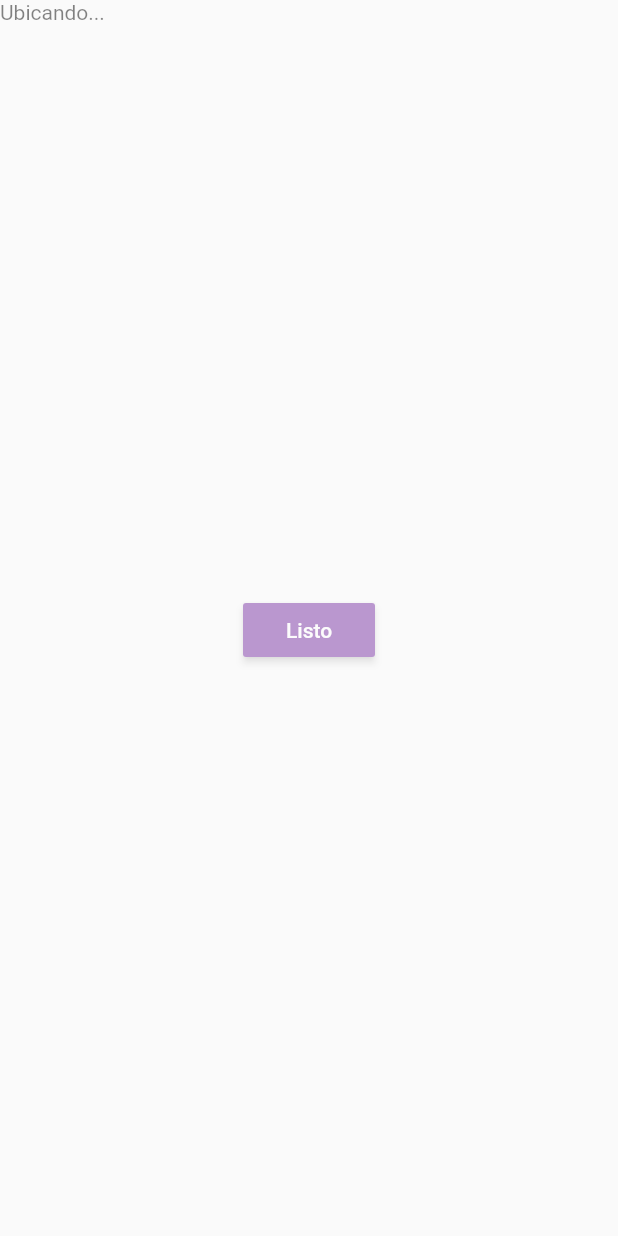
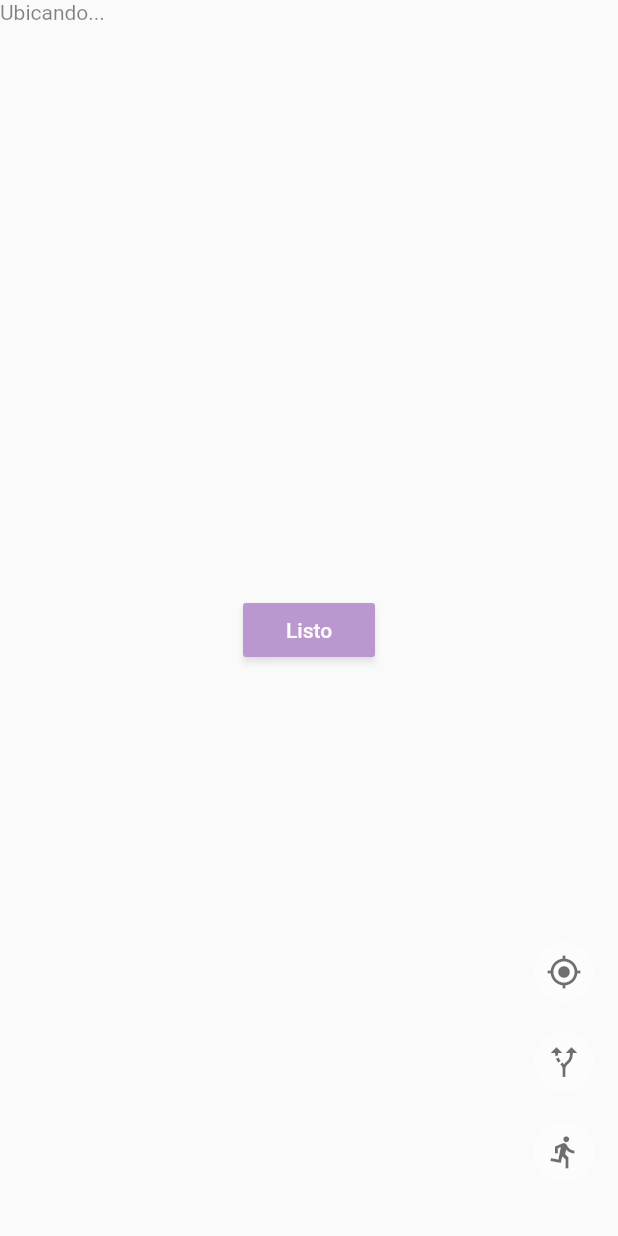
Before and after one commit to IamWilmar/mapas_app, a Flutter app: the screen it shows after launch, on a phone screen of 412 x 824 dp. Run offline on Flutter 3.47's test engine with Material 2 defaults, Android fonts, the phone set to English and light mode, and no system bars; our stand-ins replace bloc, flutter_bloc, geolocator, google_maps_flutter, permission_handler.

Commit message:
Aplicacion desde nuevo pc

```diff
--- a/lib/bloc/mapa/mapa_bloc.dart
+++ b/lib/bloc/mapa/mapa_bloc.dart
@@ -1,7 +1,10 @@
 import 'dart:async';
+import 'dart:convert';
 
 import 'package:bloc/bloc.dart';
+import 'package:flutter/material.dart' show Colors;
 import 'package:google_maps_flutter/google_maps_flutter.dart';
+import 'package:mapas_app/themes/uber_map_theme.dart';
 import 'package:meta/meta.dart';
 
 part 'mapa_event.dart';
@@ -9,23 +12,71 @@ part 'mapa_state.dart';
 
 class MapaBloc extends Bloc<MapaEvent, MapaState> {
   MapaBloc() : super(new MapaState());
-
+  //Controlador mapa
   GoogleMapController _mapController;
-
-  void initMap(GoogleMapController controller){
-    if(!state.mapaListo){
+  //Polylines
+  Polyline _miRuta = new Polyline(
+    polylineId: PolylineId('mi_ruta'),
+    width: 3,
+    color: Colors.transparent,
+  );
+  void initMap(GoogleMapController controller) {
+    if (!state.mapaListo) {
       this._mapController = controller;
+      this._mapController.setMapStyle(jsonEncode(uberMapTheme));
       add(OnMapaListo());
     }
   }
 
+  void moverCamara(LatLng destino) {
+    final cameraUpdate = CameraUpdate.newLatLng(destino);
+    this._mapController?.animateCamera(cameraUpdate);
+  }
+
   @override
-  Stream<MapaState> mapEventToState(
-    MapaEvent event,
-  ) async* {
-    if(event is OnMapaListo){
-      print('mapa Listo');
+  Stream<MapaState> mapEventToState(MapaEvent event) async* {
+    if (event is OnMapaListo) {
       yield state.copyWith(mapaListo: true);
+    } else if (event is OnLocationUpdate) {
+      yield* this._onLocationUpdate(event);
+    } else if (event is OnShowRoute) {
+      yield* _onShowRoute(event);
+    } else if (event is OnSeguirUbicacion) {
+      yield* this._onSeguirUbicacion(event);
+    } else if (event is OnMovioMapa) {
+      yield state.copyWith(ubicacionCentral: event.ubicacionCentral);
     }
   }
+
+  Stream<MapaState> _onLocationUpdate(OnLocationUpdate event) async* {
+    if (state.seguirUbicacion) {
+      moverCamara(event.ubicacion);
+    }
+    List<LatLng> points = [...this._miRuta.points, event.ubicacion];
+    this._miRuta = this._miRuta.copyWith(pointsParam: points);
+    final currentPolylines = state.polylines;
+    currentPolylines['mi_ruta'] = this._miRuta;
+    yield state.copyWith(polylines: currentPolylines);
+  }
+
+  Stream<MapaState> _onShowRoute(OnShowRoute event) async* {
+    if (!state.dibujarRecorrido) {
+      this._miRuta = this._miRuta.copyWith(colorParam: Colors.black);
+    } else {
+      this._miRuta = this._miRuta.copyWith(colorParam: Colors.transparent);
+    }
+    final currentPolylines = state.polylines;
+    currentPolylines['mi_ruta'] = this._miRuta;
+    yield state.copyWith(
+      polylines: currentPolylines,
+      dibujarRecorrido: !state.dibujarRecorrido,
+    );
+  }
+
+  Stream<MapaState> _onSeguirUbicacion(OnSeguirUbicacion event) async* {
+    if (!state.seguirUbicacion) {
+      this.moverCamara(this._miRuta.points[this._miRuta.points.length - 1]);
+    }
+    yield state.copyWith(seguirUbicacion: !state.seguirUbicacion);
+  }
 }
--- a/lib/bloc/mapa/mapa_event.dart
+++ b/lib/bloc/mapa/mapa_event.dart
@@ -3,6 +3,20 @@ part of 'mapa_bloc.dart';
 @immutable
 abstract class MapaEvent {}
 
-class OnMapaListo extends MapaEvent{
+class OnMapaListo extends MapaEvent {}
 
+//Evento para actualizar posicion
+class OnLocationUpdate extends MapaEvent {
+  final LatLng ubicacion;
+  OnLocationUpdate(this.ubicacion);
 }
+
+//Evento para mostrar la ruta
+class OnShowRoute extends MapaEvent {}
+
+class OnSeguirUbicacion extends MapaEvent {}
+
+class OnMovioMapa extends MapaEvent {
+  final LatLng ubicacionCentral;
+  OnMovioMapa(this.ubicacionCentral);
+}
--- a/lib/bloc/mapa/mapa_state.dart
+++ b/lib/bloc/mapa/mapa_state.dart
@@ -3,14 +3,31 @@ part of 'mapa_bloc.dart';
 @immutable
 class MapaState {
   final bool mapaListo;
+  final bool dibujarRecorrido;
+  final bool seguirUbicacion;
+  final LatLng ubicacionCentral;
+  //Polylines
+  final Map<String, Polyline> polylines;
+
   MapaState({
     this.mapaListo = false,
-  });
+    this.dibujarRecorrido = false,
+    this.seguirUbicacion = false,
+    this.ubicacionCentral,
+    Map<String, Polyline> polylines,
+  }) : this.polylines = polylines ?? new Map();
 
-  MapaState copyWith({
-    bool mapaListo
-  }) => MapaState(
-    mapaListo: mapaListo ?? this.mapaListo
-  );
-
+  MapaState copyWith(
+          {bool mapaListo,
+          bool dibujarRecorrido,
+          bool seguirUbicacion,
+          LatLng ubicacionCentral,
+          Map<String, Polyline> polylines}) =>
+      MapaState(
+        mapaListo: mapaListo ?? this.mapaListo,
+        polylines: polylines ?? this.polylines,
+        seguirUbicacion: seguirUbicacion ?? this.seguirUbicacion,
+        ubicacionCentral: ubicacionCentral ?? this.ubicacionCentral,
+        dibujarRecorrido: dibujarRecorrido ?? this.dibujarRecorrido,
+      );
 }
--- a/lib/bloc/mi_ubicacion/mi_ubicacion_bloc.dart
+++ b/lib/bloc/mi_ubicacion/mi_ubicacion_bloc.dart
@@ -15,14 +15,16 @@ class MiUbicacionBloc extends Bloc<MiUbicacionEvent, MiUbicacionState> {
   StreamSubscription<Position> _positionSubscription;
 
   void iniciarSeguimiento() {
-    this._positionSubscription = geoLocator.Geolocator.getPositionStream(desiredAccuracy: geoLocator.LocationAccuracy.high,distanceFilter: 10)
+    this._positionSubscription = geoLocator.Geolocator.getPositionStream(
+            desiredAccuracy: geoLocator.LocationAccuracy.high,
+            distanceFilter: 10)
         .listen((Position position) {
-          final newLocation = new LatLng(position.latitude, position.longitude);
+      final newLocation = new LatLng(position.latitude, position.longitude);
       add(OnUbicacionCambio(newLocation));
     });
   }
 
-  void cancelarSegumiento(){
+  void cancelarSegumiento() {
     this._positionSubscription?.cancel();
   }
 
@@ -30,11 +32,10 @@ class MiUbicacionBloc extends Bloc<MiUbicacionEvent, MiUbicacionState> {
   Stream<MiUbicacionState> mapEventToState(
     MiUbicacionEvent event,
   ) async* {
-    if(event is OnUbicacionCambio){
-      print(event);
+    if (event is OnUbicacionCambio) {
       yield state.copyWith(
         existeUbicacion: true,
-        ubicacion: event.ubicacion
+        ubicacion: event.ubicacion,
       );
     }
   }
--- a/lib/pages/map_page.dart
+++ b/lib/pages/map_page.dart
@@ -3,6 +3,7 @@ import 'package:flutter_bloc/flutter_bloc.dart';
 import 'package:google_maps_flutter/google_maps_flutter.dart';
 import 'package:mapas_app/bloc/mapa/mapa_bloc.dart';
 import 'package:mapas_app/bloc/mi_ubicacion/mi_ubicacion_bloc.dart';
+import 'package:mapas_app/widgets/widgets.dart';
 
 class MapPage extends StatefulWidget {
   @override
@@ -30,12 +31,21 @@ class _MapPageState extends State<MapPage> {
     return Scaffold(
       body: BlocBuilder<MiUbicacionBloc, MiUbicacionState>(
           builder: (_, state) => crearMapa(state)),
+      floatingActionButton: Column(
+        mainAxisAlignment: MainAxisAlignment.end,
+        children: <Widget>[
+          BtnUbicacion(),
+          BtnRuta(),
+          BtnSeguirUbicacion(),
+        ],
+      ),
     );
   }
 
   Widget crearMapa(MiUbicacionState state) {
     if (!state.existeUbicacion) return Text('Ubicando...');
     final mapaBloc = BlocProvider.of<MapaBloc>(context);
+    mapaBloc.add(OnLocationUpdate(state.ubicacion));
     final cameraPosition = CameraPosition(
       target: state.ubicacion,
       zoom: 15,
@@ -46,7 +56,12 @@ class _MapPageState extends State<MapPage> {
       initialCameraPosition: cameraPosition,
       myLocationEnabled: true,
       myLocationButtonEnabled: false,
-      onMapCreated: mapaBloc.initMap
+      zoomControlsEnabled: false,
+      onMapCreated: mapaBloc.initMap,
+      polylines: mapaBloc.state.polylines.values.toSet(),
+      onCameraMove: (cameraPosition) {
+        mapaBloc.add(OnMovioMapa(cameraPosition.target));
+      },
     );
   }
 }
--- /dev/null
+++ b/lib/themes/uber_map_theme.dart
@@ -0,0 +1,254 @@
+const uberMapTheme = [
+    {
+        "featureType": "all",
+        "elementType": "labels.text.fill",
+        "stylers": [
+            {
+                "color": "#7c93a3"
+            },
+            {
+                "lightness": "-10"
+            }
+        ]
+    },
+    {
+        "featureType": "administrative.country",
+        "elementType": "geometry",
+        "stylers": [
+            {
+                "visibility": "on"
+            }
+        ]
+    },
+    {
+        "featureType": "administrative.country",
+        "elementType": "geometry.stroke",
+        "stylers": [
+            {
+                "color": "#a0a4a5"
+            }
+        ]
+    },
+    {
+        "featureType": "administrative.province",
+        "elementType": "geometry.stroke",
+        "stylers": [
+            {
+                "color": "#62838e"
+            }
+        ]
+    },
+    {
+        "featureType": "landscape",
+        "elementType": "geometry.fill",
+        "stylers": [
+            {
+                "color": "#dde3e3"
+            }
+        ]
+    },
+    {
+        "featureType": "landscape.man_made",
+        "elementType": "geometry.stroke",
+        "stylers": [
+            {
+                "color": "#3f4a51"
+            },
+            {
+                "weight": "0.30"
+            }
+        ]
+    },
+    {
+        "featureType": "poi",
+        "elementType": "all",
+        "stylers": [
+            {
+                "visibility": "simplified"
+            }
+        ]
+    },
+    {
+        "featureType": "poi.attraction",
+        "elementType": "all",
+        "stylers": [
+            {
+                "visibility": "on"
+            }
+        ]
+    },
+    {
+        "featureType": "poi.business",
+        "elementType": "all",
+        "stylers": [
+            {
+                "visibility": "off"
+            }
+        ]
+    },
+    {
+        "featureType": "poi.government",
+        "elementType": "all",
+        "stylers": [
+            {
+                "visibility": "off"
+            }
+        ]
+    },
+    {
+        "featureType": "poi.park",
+        "elementType": "all",
+        "stylers": [
+            {
+                "visibility": "on"
+            }
+        ]
+    },
+    {
+        "featureType": "poi.place_of_worship",
+        "elementType": "all",
+        "stylers": [
+            {
+                "visibility": "off"
+            }
+        ]
+    },
+    {
+        "featureType": "poi.school",
+        "elementType": "all",
+        "stylers": [
+            {
+                "visibility": "off"
+            }
+        ]
+    },
+    {
+        "featureType": "poi.sports_complex",
+        "elementType": "all",
+        "stylers": [
+            {
+                "visibility": "off"
+            }
+        ]
+    },
+    {
+        "featureType": "road",
+        "elementType": "all",
+        "stylers": [
+            {
+                "saturation": "-100"
+            },
+            {
+                "visibility": "on"
+            }
+        ]
+    },
+    {
+        "featureType": "road",
+        "elementType": "geometry.stroke",
+        "stylers": [
+            {
+                "visibility": "on"
+            }
+        ]
+    },
+    {
+        "featureType": "road.highway",
+        "elementType": "geometry.fill",
+        "stylers": [
+            {
+                "color": "#bbcacf"
+            }
+        ]
+    },
+    {
+        "featureType": "road.highway",
+        "elementType": "geometry.stroke",
+        "stylers": [
+            {
+                "lightness": "0"
+            },
+            {
+                "color": "#bbcacf"
+            },
+            {
+                "weight": "0.50"
+            }
+        ]
+    },
+    {
+        "featureType": "road.highway",
+        "elementType": "labels",
+        "stylers": [
+            {
+                "visibility": "on"
+            }
+        ]
+    },
+    {
+        "featureType": "road.highway",
+        "elementType": "labels.text",
+        "stylers": [
+            {
+                "visibility": "on"
+            }
+        ]
+    },
+    {
+        "featureType": "road.highway.controlled_access",
+        "elementType": "geometry.fill",
+        "stylers": [
+            {
+                "color": "#ffffff"
+            }
+        ]
+    },
+    {
+        "featureType": "road.highway.controlled_access",
+        "elementType": "geometry.stroke",
+        "stylers": [
+            {
+                "color": "#a9b4b8"
+            }
+        ]
+    },
+    {
+        "featureType": "road.arterial",
+        "elementType": "labels.icon",
+        "stylers": [
+            {
+                "invert_lightness": true
+            },
+            {
+                "saturation": "-7"
+            },
+            {
+                "lightness": "3"
+            },
+            {
+                "gamma": "1.80"
+            },
+            {
+                "weight": "0.01"
+            }
+        ]
+    },
+    {
+        "featureType": "transit",
+        "elementType": "all",
+        "stylers": [
+            {
+                "visibility": "off"
+            }
+        ]
+    },
+    {
+        "featureType": "water",
+        "elementType": "geometry.fill",
+        "stylers": [
+            {
+                "color": "#a3c7df"
+            }
+        ]
+    }
+];
--- /dev/null
+++ b/lib/widgets/btn_ruta.dart
@@ -0,0 +1,23 @@
+part of 'widgets.dart';
+
+class BtnRuta extends StatelessWidget {
+  @override
+  Widget build(BuildContext context) {
+    final mapaBloc = BlocProvider.of<MapaBloc>(context);
+    return Container(
+      margin: EdgeInsets.only(bottom: 20),
+      child: CircleAvatar(
+        backgroundColor: Colors.white,
+        child: IconButton(
+          icon: Icon(
+            Icons.alt_route,
+            color: Colors.black,
+          ),
+          onPressed: () {
+            mapaBloc.add(OnShowRoute());
+          },
+        ),
+      ),
+    );
+  }
+}
--- /dev/null
+++ b/lib/widgets/btn_seguir_ubicacion.dart
@@ -0,0 +1,30 @@
+part of 'widgets.dart';
+
+class BtnSeguirUbicacion extends StatelessWidget {
+  @override
+  Widget build(BuildContext context) {
+    return BlocBuilder<MapaBloc, MapaState>(
+        builder: (context, state) => this._crearBoton(context));
+  }
+
+  Widget _crearBoton(BuildContext context) {
+    final mapaBloc = BlocProvider.of<MapaBloc>(context);
+    return Container(
+      margin: EdgeInsets.only(bottom: 20),
+      child: CircleAvatar(
+        backgroundColor: Colors.white,
+        child: IconButton(
+          icon: Icon(
+            mapaBloc.state.seguirUbicacion
+                ? Icons.accessibility_new
+                : Icons.directions_run,
+            color: Colors.black,
+          ),
+          onPressed: () {
+            mapaBloc.add(OnSeguirUbicacion());
+          },
+        ),
+      ),
+    );
+  }
+}
--- /dev/null
+++ b/lib/widgets/btn_ubicacion.dart
@@ -0,0 +1,22 @@
+part of 'widgets.dart';
+
+class BtnUbicacion extends StatelessWidget {
+  @override
+  Widget build(BuildContext context) {
+    final mapaBloc = BlocProvider.of<MapaBloc>(context);
+    final miUbicacion = BlocProvider.of<MiUbicacionBloc>(context);
+    return Container(
+      margin: EdgeInsets.only(bottom: 20),
+      child: CircleAvatar(
+        backgroundColor: Colors.white,
+        child: IconButton(
+          icon: Icon(Icons.my_location_outlined, color: Colors.black,),
+          onPressed: () {
+            final destino = miUbicacion.state.ubicacion;
+            mapaBloc.moverCamara(destino);
+          },
+        ),
+      ),
+    );
+  }
+}
--- /dev/null
+++ b/lib/widgets/widgets.dart
@@ -0,0 +1,7 @@
+import 'package:flutter/material.dart';
+import 'package:flutter_bloc/flutter_bloc.dart';
+import 'package:mapas_app/bloc/mapa/mapa_bloc.dart';
+import 'package:mapas_app/bloc/mi_ubicacion/mi_ubicacion_bloc.dart';
+part 'btn_ubicacion.dart';
+part 'btn_ruta.dart';
+part 'btn_seguir_ubicacion.dart';
```
